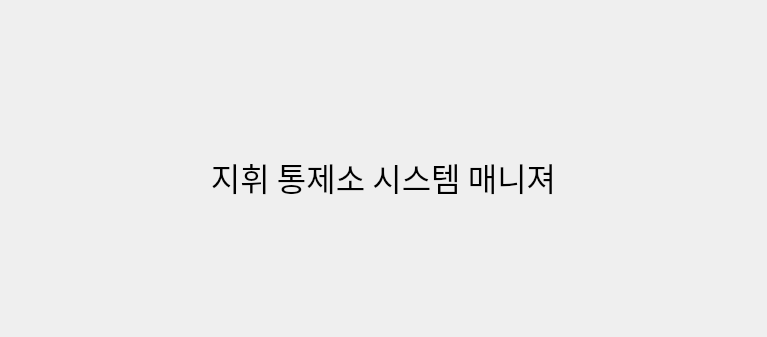
Before: the Qt Designer form UITool/UI/StartUpForm.ui in gearssoft/nagibot, drawn with Qt 5; both pictures show x 0 to 767 and y 0 to 337 of the 767 by 630 pixel window.
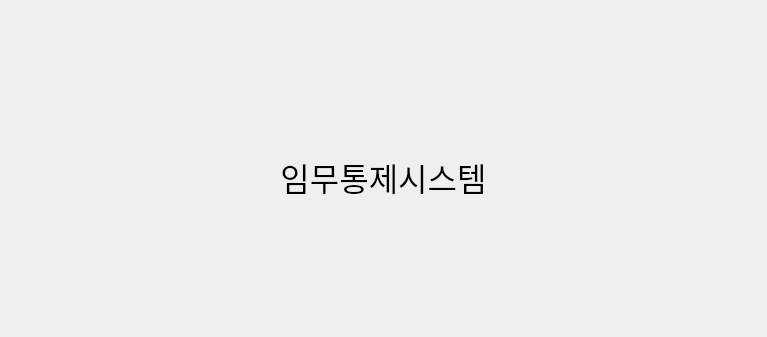
After: the same form once the commit is applied.

```diff
--- a/UITool/UI/StartUpForm.ui
+++ b/UITool/UI/StartUpForm.ui
@@ -42,7 +42,7 @@
       </font>
      </property>
      <property name="text">
-      <string>지휘 통제소 시스템 매니져</string>
+      <string>임무통제시스템</string>
      </property>
      <property name="alignment">
       <set>Qt::AlignmentFlag::AlignCenter</set>
```
